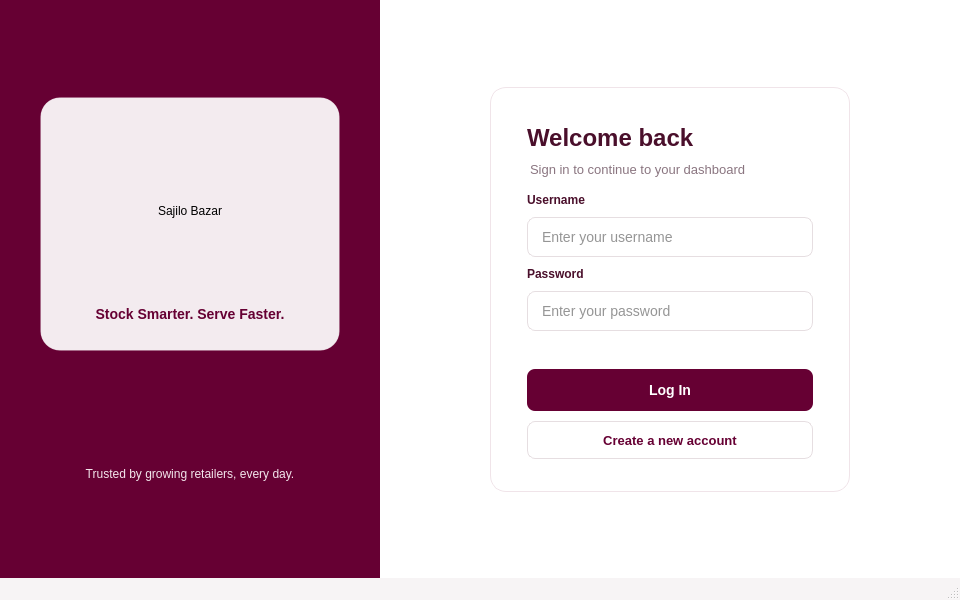
First picture: the form in ui/login.ui, repository kriitikat/Sajilo-Bazarr, before the edit.
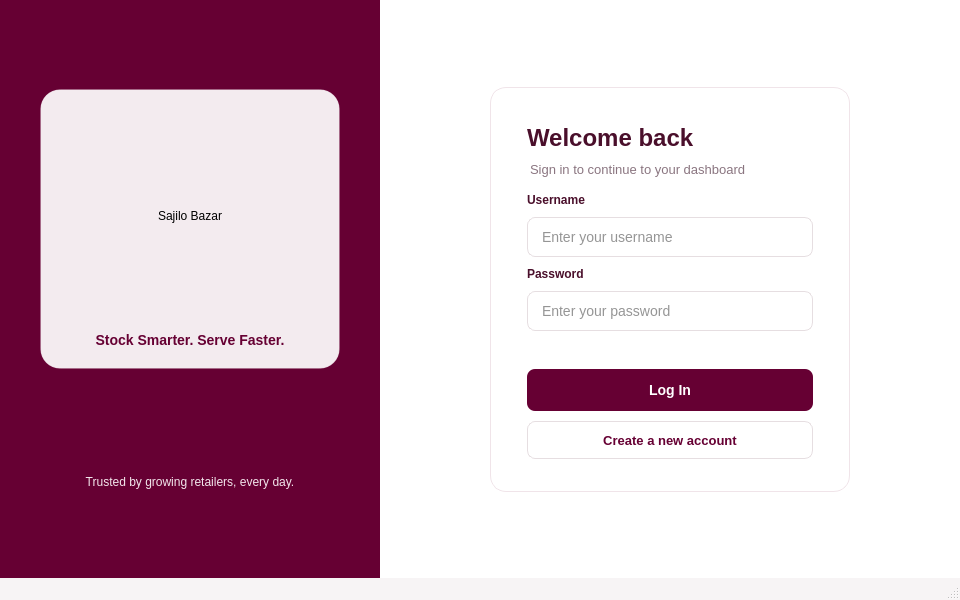
Second picture: the form after the edit.

```diff
--- a/ui/login.ui
+++ b/ui/login.ui
@@ -192,15 +192,15 @@
        <item>
         <widget class="QFrame" name="logoCard">
          <layout class="QVBoxLayout" name="logoCardLayout">
-          <property name="leftMargin"><number>24</number></property>
-          <property name="topMargin"><number>28</number></property>
-          <property name="rightMargin"><number>24</number></property>
-          <property name="bottomMargin"><number>28</number></property>
+          <property name="leftMargin"><number>16</number></property>
+          <property name="topMargin"><number>20</number></property>
+          <property name="rightMargin"><number>16</number></property>
+          <property name="bottomMargin"><number>20</number></property>
           <property name="spacing"><number>10</number></property>
 
           <item>
            <widget class="QLabel" name="brandLogo">
-            <property name="minimumSize"><size><width>0</width><height>170</height></size></property>
+            <property name="minimumSize"><size><width>0</width><height>212</height></size></property>
             <property name="alignment"><set>Qt::AlignCenter</set></property>
             <property name="text"><string>Sajilo Bazar</string></property>
             <property name="scaledContents"><bool>false</bool></property>
```
